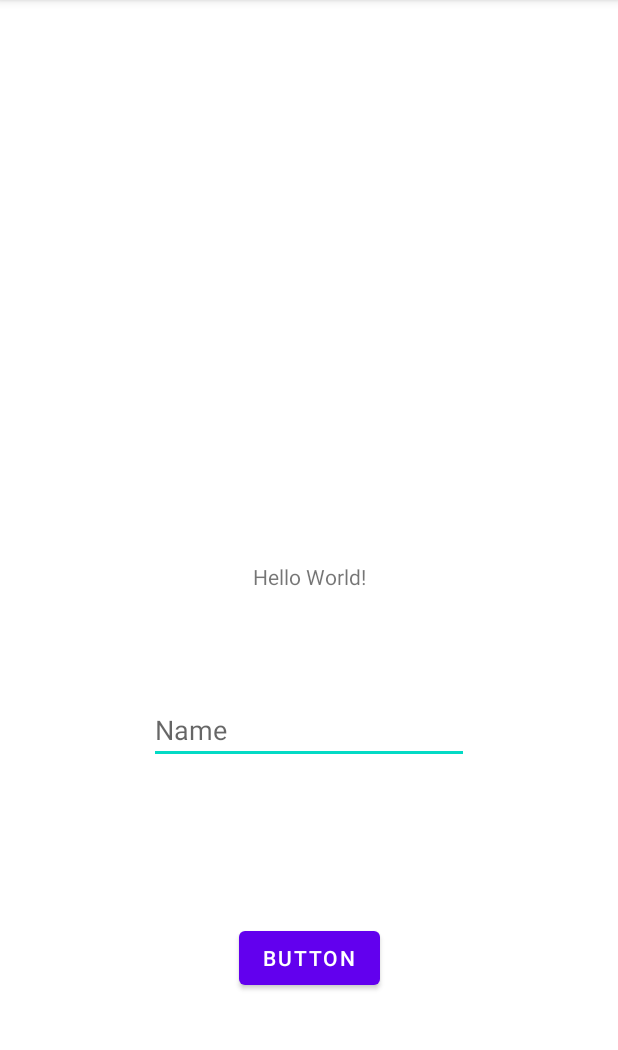
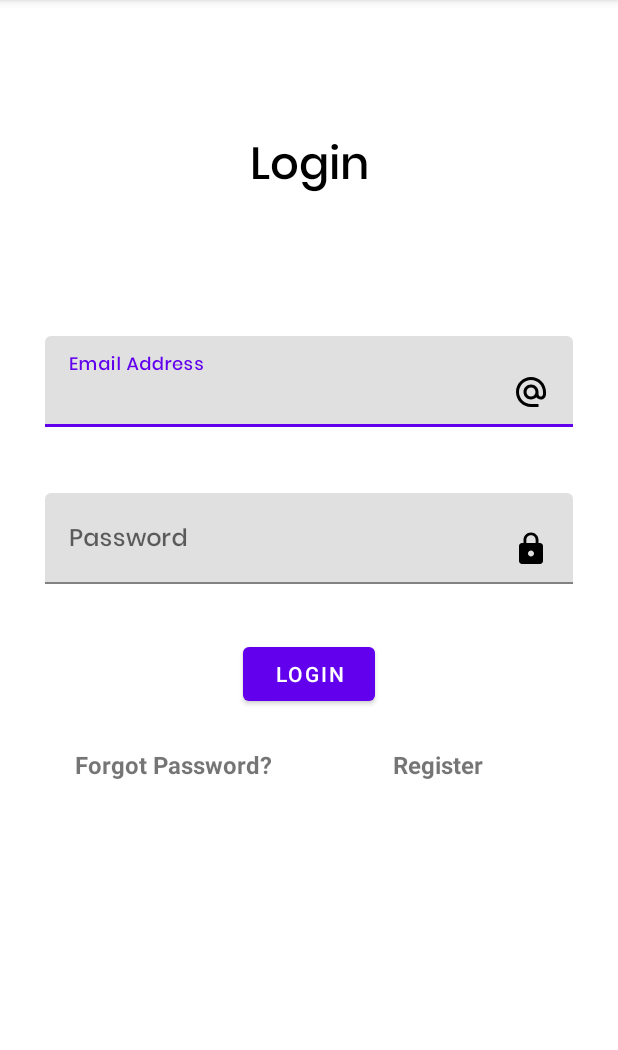
Before and after one commit to aramkeshishyan/GoFit, an Android app: the screen it shows after launch (MainActivity), on a phone screen of 412 x 824 dp, the part 84-1134 px from its top. Run offline under Robolectric (Android 15) with nearby library versions, the phone set to English and light mode, and no system bars.

Commit message:
Minor page updates

```diff
--- a/app/src/main/java/com/example/gofit/MainActivity.java
+++ b/app/src/main/java/com/example/gofit/MainActivity.java
@@ -20,8 +20,5 @@ public class MainActivity extends AppCompatActivity {
 
     public void onBtnClick(View view){
 
-        TextView txtHello = findViewById(R.id.txtMessage);
-        EditText edtTxtName = findViewById(R.id.edtTxtName);
-        txtHello.setText("Hello " + edtTxtName.getText().toString());
     }
 }
--- a/app/src/main/res/layout/activity_main.xml
+++ b/app/src/main/res/layout/activity_main.xml
@@ -7,36 +7,102 @@
     tools:context=".MainActivity">
 
     <TextView
-        android:id="@+id/txtMessage"
-        android:layout_width="wrap_content"
+        android:layout_width="match_parent"
         android:layout_height="wrap_content"
-        android:text="Hello World!"
-        app:layout_constraintBottom_toBottomOf="parent"
+        android:gravity="center"
+        android:textSize="30sp"
+        android:textColor="@color/black"
+        android:fontFamily="@font/poppinsmedium"
+        android:text="@string/login"
+        app:layout_constraintBottom_toTopOf="@+id/email"
         app:layout_constraintEnd_toEndOf="parent"
         app:layout_constraintStart_toStartOf="parent"
         app:layout_constraintTop_toTopOf="parent" />
 
+    <com.google.android.material.textfield.TextInputLayout
+        android:id="@+id/email"
+        android:layout_width="match_parent"
+        android:layout_height="wrap_content"
+        android:layout_marginTop="224dp"
+        android:hint="@string/email_address"
+        android:layout_marginLeft="30dp"
+        android:layout_marginRight="30dp"
+        app:layout_constraintEnd_toEndOf="parent"
+        app:layout_constraintHorizontal_bias="1.0"
+        app:layout_constraintStart_toStartOf="parent"
+        app:layout_constraintTop_toTopOf="parent">
+
+        <com.google.android.material.textfield.TextInputEditText
+            android:layout_width="match_parent"
+            android:fontFamily="@font/poppinsmedium"
+            android:drawableEnd="@drawable/ic_email"
+            android:layout_height="wrap_content" />
+
+    </com.google.android.material.textfield.TextInputLayout>
+
+    <com.google.android.material.textfield.TextInputLayout
+        android:id="@+id/password"
+        android:layout_width="match_parent"
+        android:layout_height="wrap_content"
+        android:layout_marginTop="44dp"
+        android:hint="@string/password"
+        android:layout_marginLeft="30dp"
+        android:layout_marginRight="30dp"
+        app:layout_constraintTop_toBottomOf="@+id/email"
+        tools:layout_editor_absoluteX="-16dp">
+
+        <com.google.android.material.textfield.TextInputEditText
+            android:layout_width="match_parent"
+            android:layout_height="wrap_content"
+            android:drawableEnd="@drawable/ic_pass"
+            android:fontFamily="@font/poppinsmedium" />
+
+    </com.google.android.material.textfield.TextInputLayout>
+
     <Button
-        android:id="@+id/btnHello"
+        android:id="@+id/signIn"
         android:layout_width="wrap_content"
         android:layout_height="wrap_content"
-        android:onClick="onBtnClick"
-        android:text="Button"
-        app:layout_constraintBottom_toBottomOf="parent"
+        android:layout_marginTop="36dp"
+        android:text="@string/login"
         app:layout_constraintEnd_toEndOf="parent"
         app:layout_constraintStart_toStartOf="parent"
-        app:layout_constraintTop_toBottomOf="@+id/edtTxtName" />
+        app:layout_constraintTop_toBottomOf="@+id/password" />
 
-    <EditText
-        android:id="@+id/edtTxtName"
+    <TextView
+        android:id="@+id/forgotPassword"
         android:layout_width="wrap_content"
         android:layout_height="wrap_content"
-        android:layout_marginTop="70dp"
-        android:ems="10"
-        android:hint="Name"
-        android:inputType="textPersonName"
-        app:layout_constraintEnd_toEndOf="parent"
-        app:layout_constraintStart_toStartOf="parent"
-        app:layout_constraintTop_toBottomOf="@+id/txtMessage" />
+        android:text="@string/forgot_password"
+        android:textSize="16sp"
+        android:textStyle="bold"
+        app:layout_constraintTop_toBottomOf="@+id/signIn"
+        app:layout_constraintLeft_toLeftOf="parent"
+        android:layout_marginTop="25dp"
+        android:layout_marginStart="50dp"/>
+
+    <TextView
+        android:id="@+id/register"
+        android:layout_width="wrap_content"
+        android:layout_height="wrap_content"
+        android:text="@string/register"
+        android:textSize="16sp"
+        android:textStyle="bold"
+        app:layout_constraintTop_toTopOf="@+id/forgotPassword"
+        app:layout_constraintLeft_toRightOf="@+id/forgotPassword"
+        android:layout_marginStart="80dp"/>
+
+    <ProgressBar
+        android:id="@+id/progressBar"
+        style="@style/Widget.AppCompat.ProgressBar"
+        android:layout_width="wrap_content"
+        android:layout_height="wrap_content"
+        android:layout_centerInParent="true"
+        android:visibility="gone"
+        tools:ignore="MissingConstraints"
+        app:layout_constraintTop_toTopOf="parent"
+        app:layout_constraintBottom_toBottomOf="parent"
+        app:layout_constraintLeft_toLeftOf="parent"
+        app:layout_constraintRight_toRightOf="parent"/>
 
 </androidx.constraintlayout.widget.ConstraintLayout>
```
Also changed, not shown: app/src/main/AndroidManifest.xml (+0 -7 lines), app/src/main/java/com/example/gofit/Login.java (deleted, +0 -14 lines), app/src/main/res/layout/activity_login.xml (deleted, +0 -110 lines).
